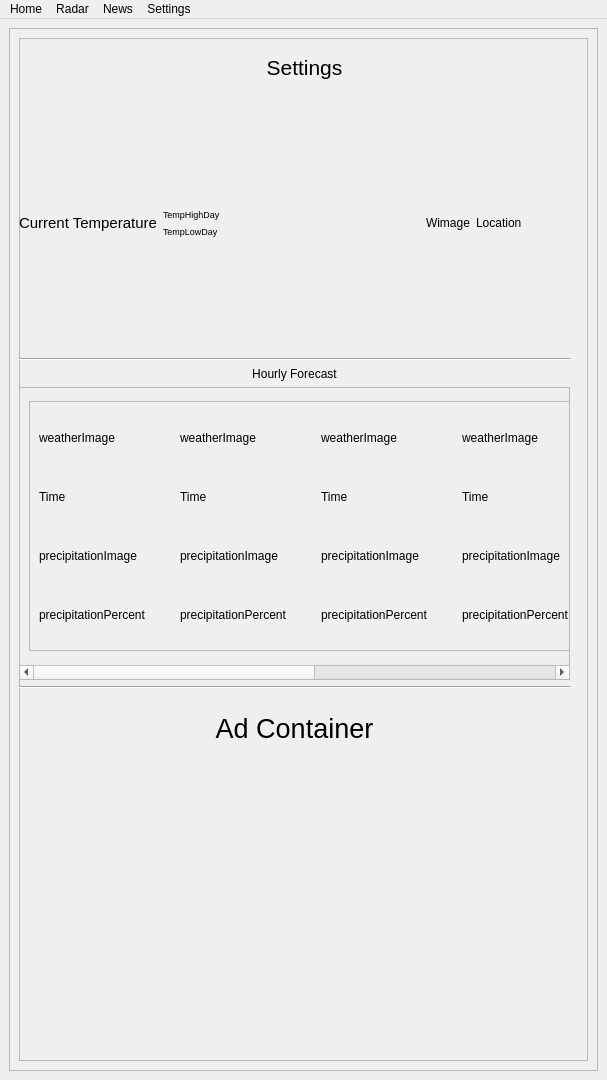
Qt form settings.ui (SatvirUppal/4474-Proto-New) before a commit.
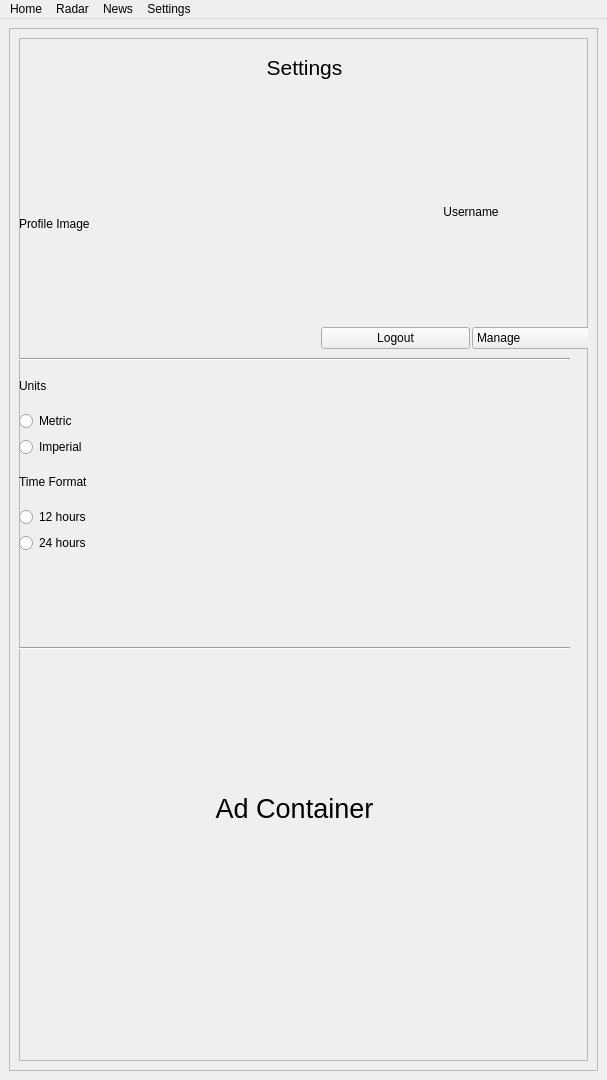
The same form after that commit.

Commit message: settings.ui draft 01 complete

What changed in the file:
```diff
--- a/settings.ui
+++ b/settings.ui
@@ -105,95 +105,78 @@
              <height>251</height>
             </rect>
            </property>
-           <layout class="QGridLayout" name="gridCurrent">
+           <layout class="QGridLayout" name="gridProfile">
+            <property name="horizontalSpacing">
+             <number>2</number>
+            </property>
             <item row="0" column="0">
-             <layout class="QGridLayout" name="gridLayout_2" columnstretch="0,0,0,0,10">
-              <item row="0" column="0" rowspan="2">
-               <widget class="QLabel" name="tempCurr">
-                <property name="sizePolicy">
-                 <sizepolicy hsizetype="Fixed" vsizetype="Fixed">
-                  <horstretch>0</horstretch>
-                  <verstretch>0</verstretch>
-                 </sizepolicy>
-                </property>
-                <property name="font">
-                 <font>
-                  <pointsize>11</pointsize>
-                 </font>
-                </property>
-                <property name="autoFillBackground">
-                 <bool>false</bool>
-                </property>
+             <layout class="QHBoxLayout" name="horizontalLayout">
+              <property name="spacing">
+               <number>2</number>
+              </property>
+              <item>
+               <widget class="QLabel" name="imageProfile">
                 <property name="text">
-                 <string>Current Temperature</string>
+                 <string>Profile Image</string>
                 </property>
                </widget>
               </item>
-              <item row="1" column="1">
-               <widget class="QLabel" name="tempLowCurr">
-                <property name="sizePolicy">
-                 <sizepolicy hsizetype="Fixed" vsizetype="Fixed">
-                  <horstretch>0</horstretch>
-                  <verstretch>0</verstretch>
-                 </sizepolicy>
-                </property>
-                <property name="font">
-                 <font>
-                  <pointsize>7</pointsize>
-                 </font>
-                </property>
-                <property name="text">
-                 <string>TempLowDay</string>
-                </property>
-               </widget>
-              </item>
-              <item row="0" column="1">
-               <widget class="QLabel" name="tempHighCurr">
-                <property name="sizePolicy">
-                 <sizepolicy hsizetype="Fixed" vsizetype="Fixed">
-                  <horstretch>0</horstretch>
-                  <verstretch>0</verstretch>
-                 </sizepolicy>
-                </property>
-                <property name="font">
-                 <font>
-                  <pointsize>7</pointsize>
-                 </font>
-                </property>
-                <property name="text">
-                 <string>TempHighDay</string>
-                </property>
-               </widget>
-              </item>
-              <item row="0" column="3" rowspan="2">
-               <widget class="QLabel" name="imageCurr">
-                <property name="text">
-                 <string>Wimage</string>
-                </property>
-               </widget>
-              </item>
-              <item row="0" column="2" rowspan="2">
-               <spacer name="horizontalSpacer">
-                <property name="orientation">
-                 <enum>Qt::Horizontal</enum>
-                </property>
-                <property name="sizeType">
-                 <enum>QSizePolicy::Fixed</enum>
-                </property>
-                <property name="sizeHint" stdset="0">
-                 <size>
-                  <width>200</width>
-                  <height>10</height>
-                 </size>
-                </property>
-               </spacer>
-              </item>
-              <item row="0" column="4" rowspan="2">
-               <widget class="QLabel" name="locationCurr">
-                <property name="text">
-                 <string>Location</string>
-                </property>
-               </widget>
+              <item>
+               <layout class="QVBoxLayout" name="verticalLayout_6">
+                <item>
+                 <widget class="QLabel" name="labelUsername">
+                  <property name="text">
+                   <string>Username</string>
+                  </property>
+                  <property name="alignment">
+                   <set>Qt::AlignCenter</set>
+                  </property>
+                  <property name="indent">
+                   <number>0</number>
+                  </property>
+                 </widget>
+                </item>
+                <item>
+                 <layout class="QHBoxLayout" name="horizontalLayout_3">
+                  <item>
+                   <widget class="QPushButton" name="buttonLogout">
+                    <property name="text">
+                     <string>Logout</string>
+                    </property>
+                   </widget>
+                  </item>
+                  <item>
+                   <widget class="QComboBox" name="comboBoxManageAccount">
+                    <item>
+                     <property name="text">
+                      <string>Manage</string>
+                     </property>
+                    </item>
+                    <item>
+                     <property name="text">
+                      <string>Profile</string>
+                     </property>
+                    </item>
+                    <item>
+                     <property name="text">
+                      <string>Uploads</string>
+                     </property>
+                    </item>
+                    <item>
+                     <property name="text">
+                      <string>Edit Locations</string>
+                     </property>
+                    </item>
+                    <item>
+                     <property name="text">
+                      <string>Alerts</string>
+                     </property>
+                    </item>
+                   </widget>
+                  </item>
+                 </layout>
+                </item>
+               </layout>
               </item>
              </layout>
             </item>
@@ -205,7 +188,7 @@
              <x>0</x>
              <y>320</y>
              <width>551</width>
-             <height>331</height>
+             <height>381</height>
             </rect>
            </property>
            <layout class="QGridLayout" name="gridHourly">
@@ -216,308 +199,68 @@
               </property>
              </widget>
             </item>
-            <item row="1" column="0">
-             <widget class="QLabel" name="label_6">
-              <property name="text">
-               <string>Hourly Forecast</string>
-              </property>
-              <property name="alignment">
-               <set>Qt::AlignCenter</set>
-              </property>
-             </widget>
-            </item>
-            <item row="3" column="0">
+            <item row="3" column="0" rowspan="2">
              <widget class="Line" name="line">
               <property name="orientation">
                <enum>Qt::Horizontal</enum>
               </property>
              </widget>
             </item>
+            <item row="1" column="0">
+             <layout class="QVBoxLayout" name="verticalLayoutUnits">
+              <item>
+               <widget class="QLabel" name="labelUnits">
+                <property name="text">
+                 <string>Units</string>
+                </property>
+                <property name="alignment">
+                 <set>Qt::AlignLeading|Qt::AlignLeft|Qt::AlignVCenter</set>
+                </property>
+               </widget>
+              </item>
+              <item>
+               <widget class="QRadioButton" name="radioButtonMetric">
+                <property name="text">
+                 <string>Metric</string>
+                </property>
+               </widget>
+              </item>
+              <item>
+               <widget class="QRadioButton" name="radioButtonImperial">
+                <property name="text">
+                 <string>Imperial</string>
+                </property>
+               </widget>
+              </item>
+             </layout>
+            </item>
             <item row="2" column="0">
-             <widget class="QScrollArea" name="scrollArea_2">
-              <property name="verticalScrollBarPolicy">
-               <enum>Qt::ScrollBarAsNeeded</enum>
-              </property>
-              <property name="horizontalScrollBarPolicy">
-               <enum>Qt::ScrollBarAsNeeded</enum>
-              </property>
-              <property name="widgetResizable">
-               <bool>true</bool>
-              </property>
-              <widget class="QWidget" name="scrollAreaWidgetContents_3">
-               <property name="geometry">
-                <rect>
-                 <x>0</x>
-                 <y>0</y>
-                 <width>1022</width>
-                 <height>272</height>
-                </rect>
-               </property>
-               <layout class="QVBoxLayout" name="verticalLayout_4">
-                <item>
-                 <widget class="QFrame" name="frame_2">
-                  <property name="sizePolicy">
-                   <sizepolicy hsizetype="Fixed" vsizetype="Fixed">
-                    <horstretch>0</horstretch>
-                    <verstretch>0</verstretch>
-                   </sizepolicy>
-                  </property>
-                  <property name="minimumSize">
-                   <size>
-                    <width>1000</width>
-                    <height>250</height>
-                   </size>
-                  </property>
-                  <property name="maximumSize">
-                   <size>
-                    <width>1000</width>
-                    <height>250</height>
-                   </size>
-                  </property>
-                  <property name="styleSheet">
-                   <string notr="true"/>
-                  </property>
-                  <property name="frameShape">
-                   <enum>QFrame::StyledPanel</enum>
-                  </property>
-                  <property name="frameShadow">
-                   <enum>QFrame::Raised</enum>
-                  </property>
-                  <layout class="QHBoxLayout" name="horizontalLayout_2">
-                   <item>
-                    <layout class="QGridLayout" name="gridLayout">
-                     <item row="0" column="2">
-                      <layout class="QVBoxLayout" name="verticalLayout_9">
-                       <item>
-                        <widget class="QLabel" name="label_20">
-                         <property name="text">
-                          <string>weatherImage</string>
-                         </property>
-                        </widget>
-                       </item>
-                       <item>
-                        <widget class="QLabel" name="label_22">
-                         <property name="text">
-                          <string>Time</string>
-                         </property>
-                        </widget>
-                       </item>
-                       <item>
-                        <widget class="QLabel" name="label_23">
-                         <property name="text">
-                          <string>precipitationImage</string>
-                         </property>
-                        </widget>
-                       </item>
-                       <item>
-                        <widget class="QLabel" name="label_25">
-                         <property name="text">
-                          <string>precipitationPercent</string>
-                         </property>
-                        </widget>
-                       </item>
-                      </layout>
-                     </item>
-                     <item row="0" column="0">
-                      <layout class="QVBoxLayout" name="verticalLayout_7">
-                       <item>
-                        <widget class="QLabel" name="label_12">
-                         <property name="text">
-                          <string>weatherImage</string>
-                         </property>
-                        </widget>
-                       </item>
-                       <item>
-                        <widget class="QLabel" name="label_11">
-                         <property name="text">
-                          <string>Time</string>
-                         </property>
-                        </widget>
-                       </item>
-                       <item>
-                        <widget class="QLabel" name="label_10">
-                         <property name="text">
-                          <string>precipitationImage</string>
-                         </property>
-                        </widget>
-                       </item>
-                       <item>
-                        <widget class="QLabel" name="label_13">
-                         <property name="text">
-                          <string>precipitationPercent</string>
-                         </property>
-                        </widget>
-                       </item>
-                      </layout>
-                     </item>
-                     <item row="0" column="4">
-                      <layout class="QVBoxLayout" name="verticalLayout_12">
-                       <item>
-                        <widget class="QLabel" name="label_28">
-                         <property name="text">
-                          <string>weatherImage</string>
-                         </property>
-                        </widget>
-                       </item>
-                       <item>
-                        <widget class="QLabel" name="label_31">
-                         <property name="text">
-                          <string>Time</string>
-                         </property>
-                        </widget>
-                       </item>
-                       <item>
-                        <widget class="QLabel" name="label_32">
-                         <property name="text">
-                          <string>precipitationImage</string>
-                         </property>
-                        </widget>
-                       </item>
-                       <item>
-                        <widget class="QLabel" name="label_33">
-                         <property name="text">
-                          <string>precipitationPercent</string>
-                         </property>
-                        </widget>
-                       </item>
-                      </layout>
-                     </item>
-                     <item row="0" column="3">
-                      <layout class="QVBoxLayout" name="verticalLayout_11">
-                       <item>
-                        <widget class="QLabel" name="label_15">
-                         <property name="text">
-                          <string>weatherImage</string>
-                         </property>
-                        </widget>
-                       </item>
-                       <item>
-                        <widget class="QLabel" name="label_18">
-                         <property name="text">
-                          <string>Time</string>
-                         </property>
-                        </widget>
-                       </item>
-                       <item>
-                        <widget class="QLabel" name="label_21">
-                         <property name="text">
-                          <string>precipitationImage</string>
-                         </property>
-                        </widget>
-                       </item>
-                       <item>
-                        <widget class="QLabel" name="label_24">
-                         <property name="text">
-                          <string>precipitationPercent</string>
-                         </property>
-                        </widget>
-                       </item>
-                      </layout>
-                     </item>
-                     <item row="0" column="6">
-                      <layout class="QVBoxLayout" name="verticalLayout_10">
-                       <item>
-                        <widget class="QLabel" name="label_26">
-                         <property name="text">
-                          <string>weatherImage</string>
-                         </property>
-                        </widget>
-                       </item>
-                       <item>
-                        <widget class="QLabel" name="label_27">
-                         <property name="text">
-                          <string>Time</string>
-                         </property>
-                        </widget>
-                       </item>
-                       <item>
-                        <widget class="QLabel" name="label_29">
-                         <property name="text">
-                          <string>precipitationImage</string>
-                         </property>
-                        </widget>
-                       </item>
-                       <item>
-                        <widget class="QLabel" name="label_30">
-                         <property name="text">
-                          <string>precipitationPercent</string>
-                         </property>
-                        </widget>
-                       </item>
-                      </layout>
-                     </item>
-                     <item row="0" column="1">
-                      <layout class="QVBoxLayout" name="verticalLayout_8">
-                       <item>
-                        <widget class="QLabel" name="label_14">
-                         <property name="text">
-                          <string>weatherImage</string>
-                         </property>
-                        </widget>
-                       </item>
-                       <item>
-                        <widget class="QLabel" name="label_16">
-                         <property name="text">
-                          <string>Time</string>
-                         </property>
-                        </widget>
-                       </item>
-                       <item>
-                        <widget class="QLabel" name="label_17">
-                         <property name="text">
-                          <string>precipitationImage</string>
-                         </property>
-                        </widget>
-                       </item>
-                       <item>
-                        <widget class="QLabel" name="label_19">
-                         <property name="text">
-                          <string>precipitationPercent</string>
-                         </property>
-                        </widget>
-                       </item>
-                      </layout>
-                     </item>
-                     <item row="0" column="5">
-                      <layout class="QVBoxLayout" name="verticalLayout_13">
-                       <item>
-                        <widget class="QLabel" name="label_34">
-                         <property name="text">
-                          <string>weatherImage</string>
-                         </property>
-                        </widget>
-                       </item>
-                       <item>
-                        <widget class="QLabel" name="label_75">
-                         <property name="text">
-                          <string>Time</string>
-                         </property>
-                        </widget>
-                       </item>
-                       <item>
-                        <widget class="QLabel" name="label_94">
-                         <property name="text">
-                          <string>precipitationImage</string>
-                         </property>
-                        </widget>
-                       </item>
-                       <item>
-                        <widget class="QLabel" name="label_95">
-                         <property name="text">
-                          <string>precipitationPercent</string>
-                         </property>
-                        </widget>
-                       </item>
-                      </layout>
-                     </item>
-                    </layout>
-                   </item>
-                  </layout>
-                 </widget>
-                </item>
-               </layout>
-              </widget>
-             </widget>
+             <layout class="QVBoxLayout" name="verticalLayoutTime">
+              <item>
+               <widget class="QLabel" name="labelTime">
+                <property name="text">
+                 <string>Time Format</string>
+                </property>
+                <property name="alignment">
+                 <set>Qt::AlignLeading|Qt::AlignLeft|Qt::AlignVCenter</set>
+                </property>
+               </widget>
+              </item>
+              <item>
+               <widget class="QRadioButton" name="radioButton12h">
+                <property name="text">
+                 <string>12 hours</string>
+                </property>
+               </widget>
+              </item>
+              <item>
+               <widget class="QRadioButton" name="radioButton24h">
+                <property name="text">
+                 <string>24 hours</string>
+                </property>
+               </widget>
+              </item>
+             </layout>
             </item>
            </layout>
           </widget>
@@ -525,7 +268,7 @@
            <property name="geometry">
             <rect>
              <x>0</x>
-             <y>640</y>
+             <y>720</y>
              <width>551</width>
              <height>101</height>
             </rect>
```
Left out of the diff: 4 changed lines with no effect on the pictures. The commit also changes 1 other file.
